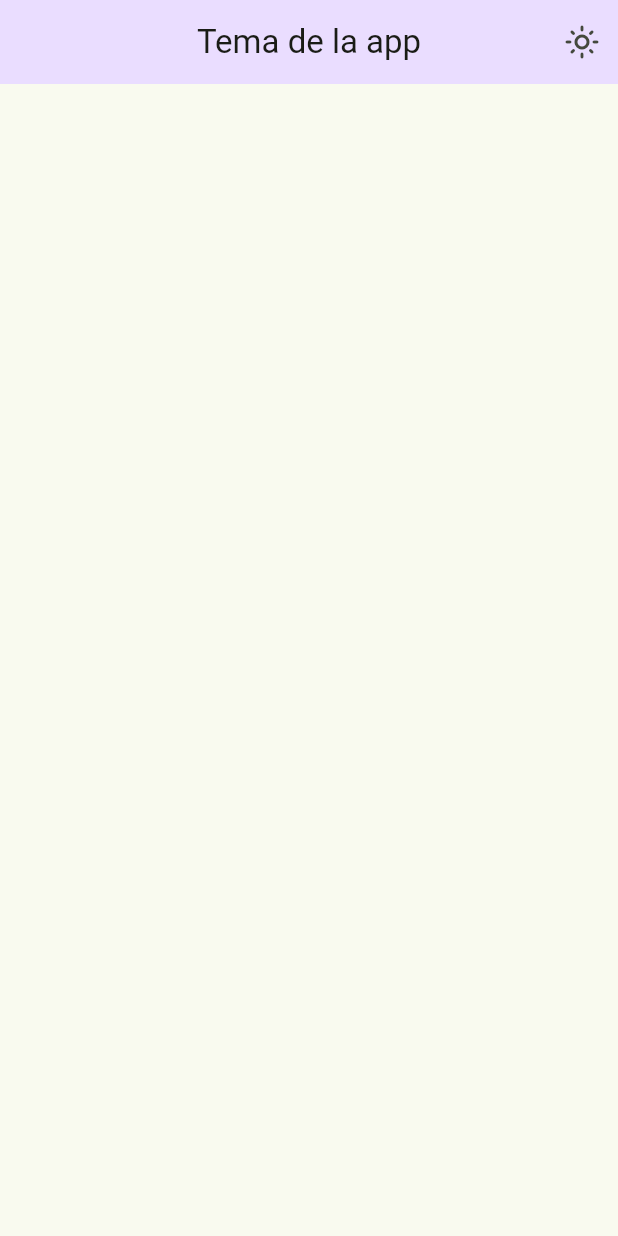
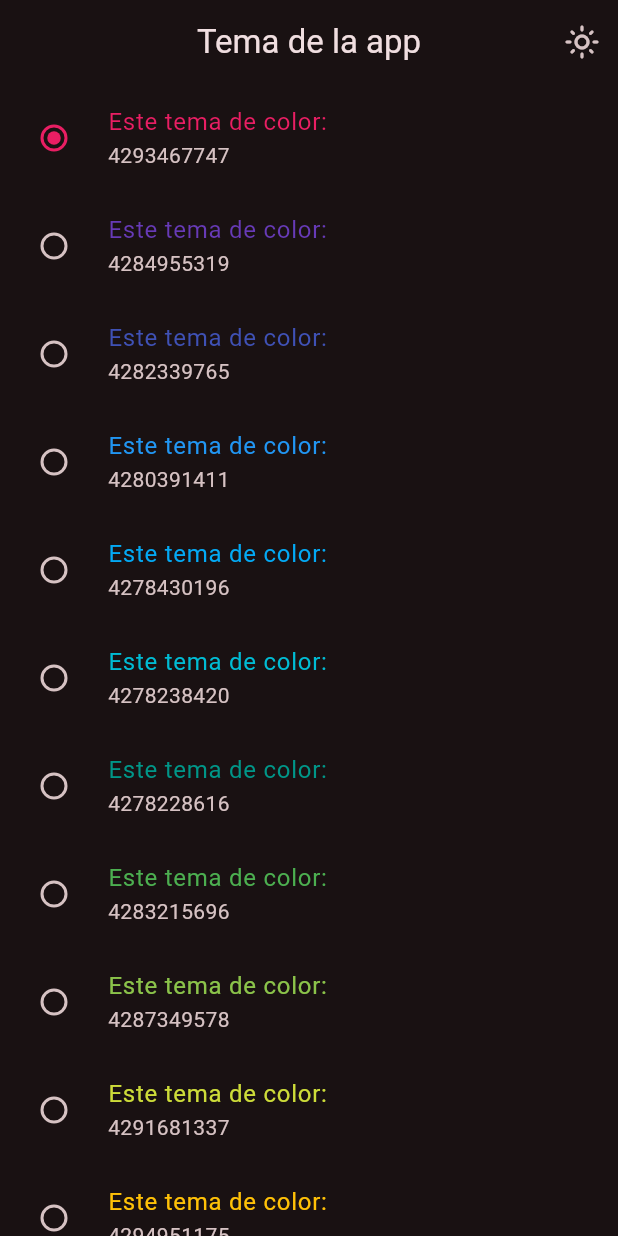
Before and after one commit to CarmineMM/widget-app, a Flutter app: the ThemeScreen screen opened by its route, after a tap on the "dark mode" icon, on a phone screen of 412 x 824 dp. Run offline on Flutter 3.47's test engine with Material 3 defaults, Android fonts, the phone set to English and light mode, and no system bars; our stand-ins replace animate_do, flutter_riverpod, go_router.

Commit message:
feat: selected theme

```diff
--- a/lib/config/themes/app_theme.dart
+++ b/lib/config/themes/app_theme.dart
@@ -17,12 +17,15 @@ const colorsList = <Color>[
   Colors.brown,
   Colors.grey,
   Colors.blueGrey,
+  Colors.white,
+  Colors.yellowAccent,
 ];
 
 class AppTheme {
   final int selectedColor;
+  final bool isDarkMode;
 
-  AppTheme({this.selectedColor = 0})
+  AppTheme({this.selectedColor = 0, this.isDarkMode = false})
     : assert(selectedColor >= 0, 'Selected color must be greater then 0'),
       assert(
         selectedColor < colorsList.length,
@@ -32,9 +35,7 @@ class AppTheme {
   ThemeData getTheme({Color? appBarColor}) => ThemeData(
     useMaterial3: true,
     colorSchemeSeed: colorsList[selectedColor],
-    appBarTheme: AppBarTheme(
-      centerTitle: true,
-      backgroundColor: appBarColor ?? colorsList[selectedColor],
-    ),
+    brightness: isDarkMode ? Brightness.dark : Brightness.light,
+    appBarTheme: AppBarTheme(centerTitle: true, backgroundColor: appBarColor),
   );
 }
--- a/lib/main.dart
+++ b/lib/main.dart
@@ -2,25 +2,30 @@ import 'package:flutter/material.dart';
 import 'package:flutter_riverpod/flutter_riverpod.dart';
 import 'package:widgets_app/config/router/app_router.dart';
 import 'package:widgets_app/config/themes/app_theme.dart';
+import 'package:widgets_app/presentation/providers/theme_provider.dart';
 
 void main() {
   runApp(ProviderScope(child: const MainApp()));
 }
 
-class MainApp extends StatelessWidget {
+class MainApp extends ConsumerWidget {
   const MainApp({super.key});
 
   @override
-  Widget build(BuildContext context) {
-    final colors = Theme.of(context).colorScheme;
+  Widget build(BuildContext context, WidgetRef ref) {
+    // final colors = Theme.of(context).colorScheme;
+    final bool isDarkMode = ref.watch(isDarkModeProvider);
+    final int selectedColor = ref.watch(selectedColorProvider);
 
     return MaterialApp.router(
       title: 'Flutter Widgets',
       routerConfig: appRouter,
       debugShowCheckedModeBanner: true,
-      theme: AppTheme(
-        selectedColor: 8,
-      ).getTheme(appBarColor: colors.primaryFixed),
+      theme:
+          AppTheme(
+            selectedColor: selectedColor,
+            isDarkMode: isDarkMode,
+          ).getTheme(),
     );
   }
 }
--- a/lib/presentation/providers/theme_provider.dart
+++ b/lib/presentation/providers/theme_provider.dart
@@ -1,7 +1,13 @@
 import 'package:flutter_riverpod/flutter_riverpod.dart';
 import 'package:widgets_app/config/themes/app_theme.dart';
 
+// El state provider, almacena un state de estados para poder ser modificados
 final isDarkModeProvider = StateProvider<bool>((ref) => false);
 
 // Listado de colores inmutables
+// El Provider, es un proveedor de datos que no se pueden modificar
 final colorListProvider = Provider((ref) => colorsList);
+
+// El state provider, almacena un state de estados para poder ser modificados
+// Almacenara el indice del color seleccionado
+final selectedColorProvider = StateProvider<int>((ref) => 0);
--- a/lib/presentation/screens/theme/theme_screen.dart
+++ b/lib/presentation/screens/theme/theme_screen.dart
@@ -37,17 +37,28 @@ class _ThemeChangerView extends ConsumerWidget {
   @override
   Widget build(BuildContext context, WidgetRef ref) {
     final List<Color> colors = ref.watch(colorListProvider);
+    final int selectedColor = ref.watch(selectedColorProvider);
 
     return ListView.builder(
       itemCount: colors.length,
       itemBuilder: (context, index) {
-        final color = colors[index];
+        final Color color = colors[index];
+        final Color activeColor = color == Colors.white ? Colors.black : color;
 
         return RadioListTile(
           value: index,
-           groupValue: groupValue,
-           onChanged: onChanged
-           )
+          groupValue: selectedColor,
+          title: Text(
+            'Este tema de color:',
+            style: TextStyle(color: activeColor),
+          ),
+          subtitle: Text('${color.toARGB32()}'),
+          activeColor: activeColor,
+          onChanged: (int? value) {
+            // Notificar el cambio al provider
+            ref.read(selectedColorProvider.notifier).state = value!;
+          },
+        );
       },
     );
   }
```
